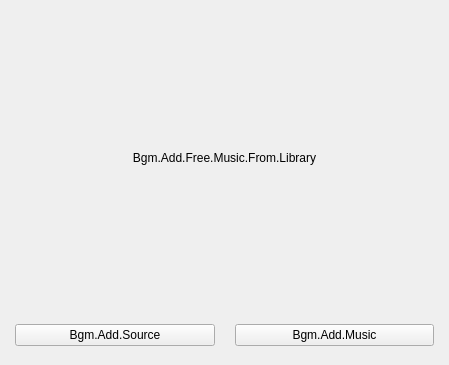
naver/prism-live-studio, file src/prism/main/forms/PLSBackgroundMusicView.ui: the form before one commit; both pictures show x 0 to 449 and y 494 to 859 of the 449 by 859 pixel window.
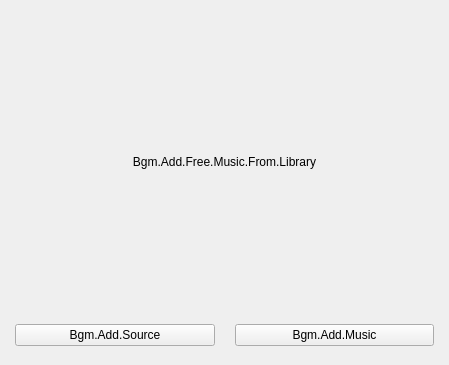
The form after the commit. Custom widgets are drawn as their Qt base class.

```diff
--- a/src/prism/main/forms/PLSBackgroundMusicView.ui
+++ b/src/prism/main/forms/PLSBackgroundMusicView.ui
@@ -481,7 +481,7 @@
          </property>
          <layout class="QVBoxLayout" name="verticalLayout_5">
           <property name="spacing">
-           <number>20</number>
+           <number>0</number>
           </property>
           <property name="leftMargin">
            <number>0</number>
@@ -492,6 +492,9 @@
           <property name="rightMargin">
            <number>0</number>
           </property>
+          <property name="bottomMargin">
+           <number>0</number>
+          </property>
           <item>
            <spacer name="verticalSpacer_4">
             <property name="orientation">
@@ -512,6 +515,22 @@
             </property>
            </widget>
           </item>
+          <item>
+           <spacer name="verticalSpacer_5">
+            <property name="orientation">
+             <enum>Qt::Vertical</enum>
+            </property>
+            <property name="sizeType">
+             <enum>QSizePolicy::Maximum</enum>
+            </property>
+            <property name="sizeHint" stdset="0">
+             <size>
+              <width>20</width>
+              <height>20</height>
+             </size>
+            </property>
+           </spacer>
+          </item>
           <item>
            <widget class="QLabel" name="noPlayListLabel">
             <property name="text">
@@ -521,7 +540,7 @@
              <set>Qt::AlignCenter</set>
             </property>
             <property name="wordWrap">
-             <bool>false</bool>
+             <bool>true</bool>
             </property>
            </widget>
           </item>
```
Left out of the diff: 20 changed lines with no effect on the pictures.
